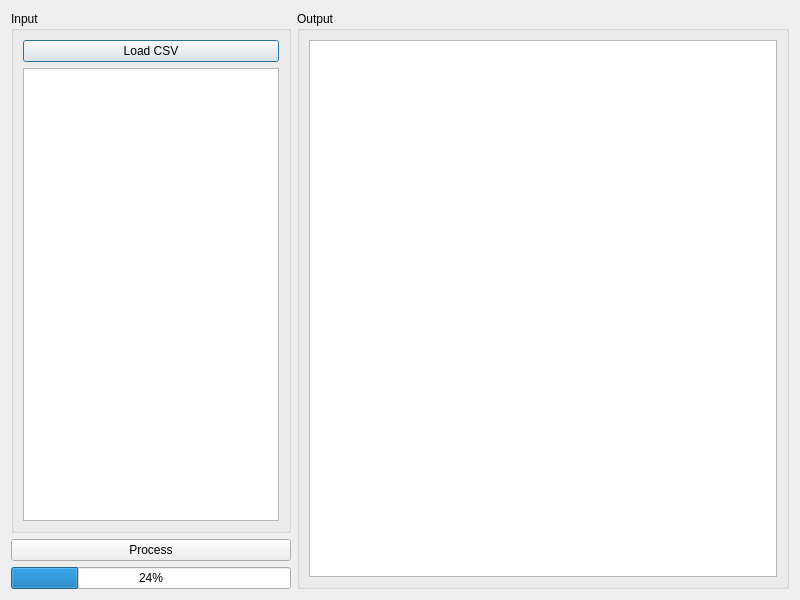
The window that nsmpg_dialog_base.ui (JuanPDiazL/SMPG) describes before a commit, drawn with Qt 5.
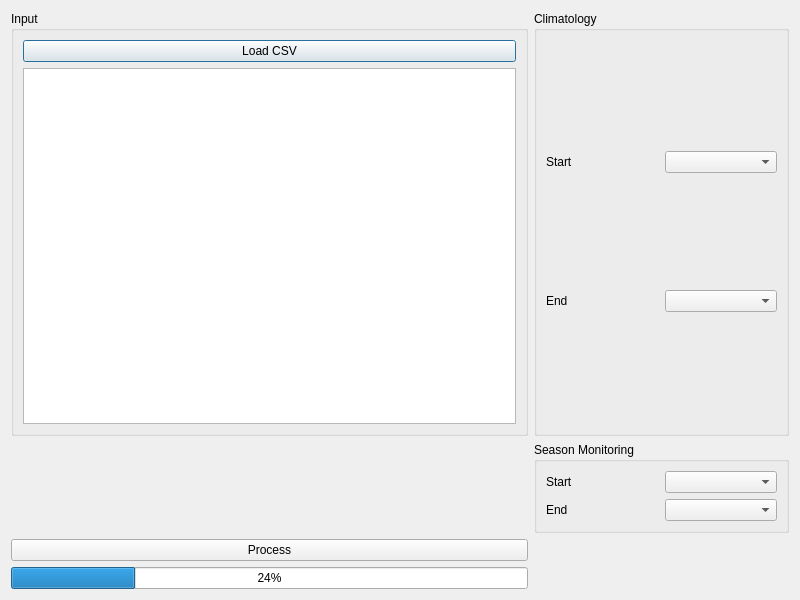
The same window after the commit.

Diff of the .ui file:
```diff
--- a/nsmpg_dialog_base.ui
+++ b/nsmpg_dialog_base.ui
@@ -14,6 +14,22 @@
    <string>New SMPG</string>
   </property>
   <layout class="QGridLayout" name="gridLayout">
+   <item row="3" column="0" colspan="2">
+    <widget class="QProgressBar" name="progressBar">
+     <property name="value">
+      <number>24</number>
+     </property>
+     <property name="alignment">
+      <set>Qt::AlignCenter</set>
+     </property>
+     <property name="textVisible">
+      <bool>true</bool>
+     </property>
+     <property name="invertedAppearance">
+      <bool>false</bool>
+     </property>
+    </widget>
+   </item>
    <item row="0" column="0" colspan="2">
     <widget class="QGroupBox" name="groupBox_7">
      <property name="title">
@@ -46,43 +62,69 @@
      </layout>
     </widget>
    </item>
-   <item row="0" column="2" rowspan="3">
-    <widget class="QGroupBox" name="groupBox_8">
-     <property name="title">
-      <string>Output</string>
-     </property>
-     <layout class="QGridLayout" name="gridLayout_9">
-      <item row="0" column="0">
-       <widget class="QPlainTextEdit" name="output">
-        <property name="plainText">
-         <string/>
-        </property>
-       </widget>
-      </item>
-     </layout>
-    </widget>
-   </item>
-   <item row="1" column="0" colspan="2">
-    <widget class="QPushButton" name="processBtn">
+   <item row="2" column="0" colspan="2">
+    <widget class="QPushButton" name="processButton">
      <property name="text">
       <string>Process</string>
      </property>
     </widget>
    </item>
-   <item row="2" column="0" colspan="2">
-    <widget class="QProgressBar" name="progressBar">
-     <property name="value">
-      <number>24</number>
+   <item row="0" column="2">
+    <widget class="QGroupBox" name="climbox">
+     <property name="title">
+      <string>Climatology</string>
      </property>
-     <property name="alignment">
-      <set>Qt::AlignCenter</set>
+     <layout class="QGridLayout" name="gridLayout_3">
+      <item row="1" column="0">
+       <widget class="QLabel" name="climendlabel">
+        <property name="text">
+         <string>End</string>
+        </property>
+       </widget>
+      </item>
+      <item row="0" column="2">
+       <widget class="QComboBox" name="climatologyStartComboBox"/>
+      </item>
+      <item row="1" column="2">
+       <widget class="QComboBox" name="climatologyEndComboBox"/>
+      </item>
+      <item row="0" column="0">
+       <widget class="QLabel" name="climstartlabel">
+        <property name="text">
+         <string>Start</string>
+        </property>
+       </widget>
+      </item>
+     </layout>
+    </widget>
+   </item>
+   <item row="1" column="2">
+    <widget class="QGroupBox" name="gridGroupBox">
+     <property name="title">
+      <string>Season Monitoring</string>
      </property>
-     <property name="textVisible">
-      <bool>true</bool>
-     </property>
-     <property name="invertedAppearance">
-      <bool>false</bool>
-     </property>
+     <layout class="QGridLayout" name="gridLayout_5">
+      <item row="0" column="1">
+       <widget class="QComboBox" name="seasonStartComboBox"/>
+      </item>
+      <item row="1" column="1">
+       <widget class="QComboBox" name="seasonEndComboBox"/>
+      </item>
+      <item row="0" column="0">
+       <widget class="QLabel" name="sestartlabel">
+        <property name="text">
+         <string>Start</string>
+        </property>
+       </widget>
+      </item>
+      <item row="1" column="0">
+       <widget class="QLabel" name="sesendlabel">
+        <property name="text">
+         <string>End</string>
+        </property>
+       </widget>
+      </item>
+     </layout>
     </widget>
    </item>
   </layout>
```
Left out of the diff: 2 changed lines with no effect on the pictures.
